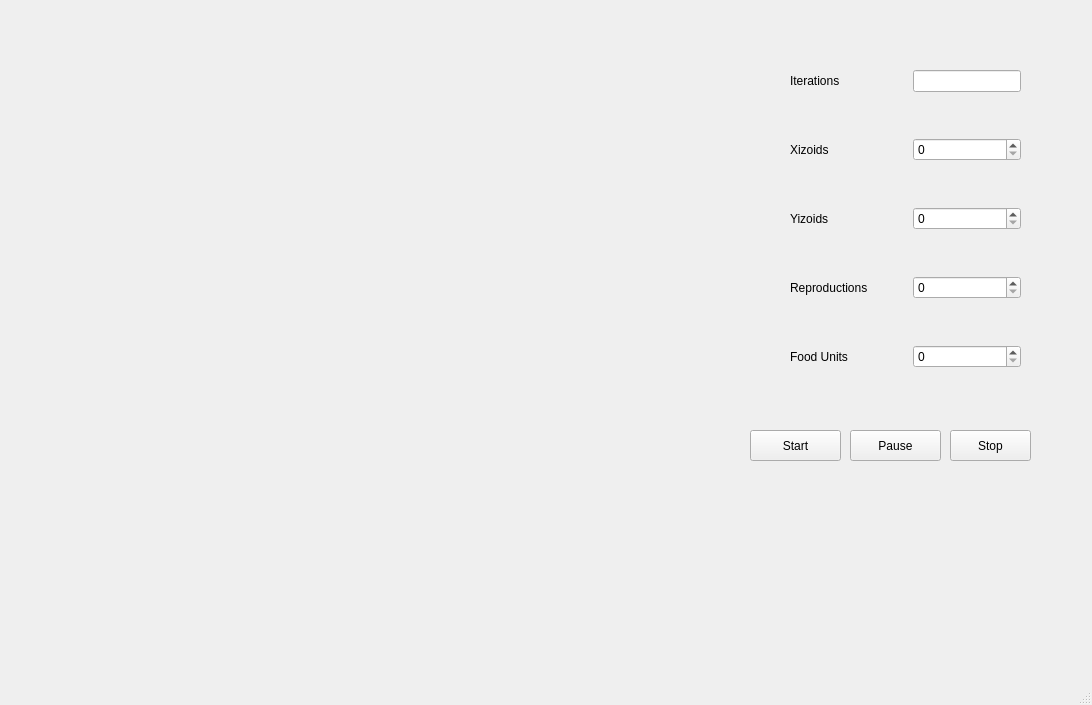
First picture: the form in ui/gui.ui, repository rnribeiro/ALife_NOVAIMS, before the edit.
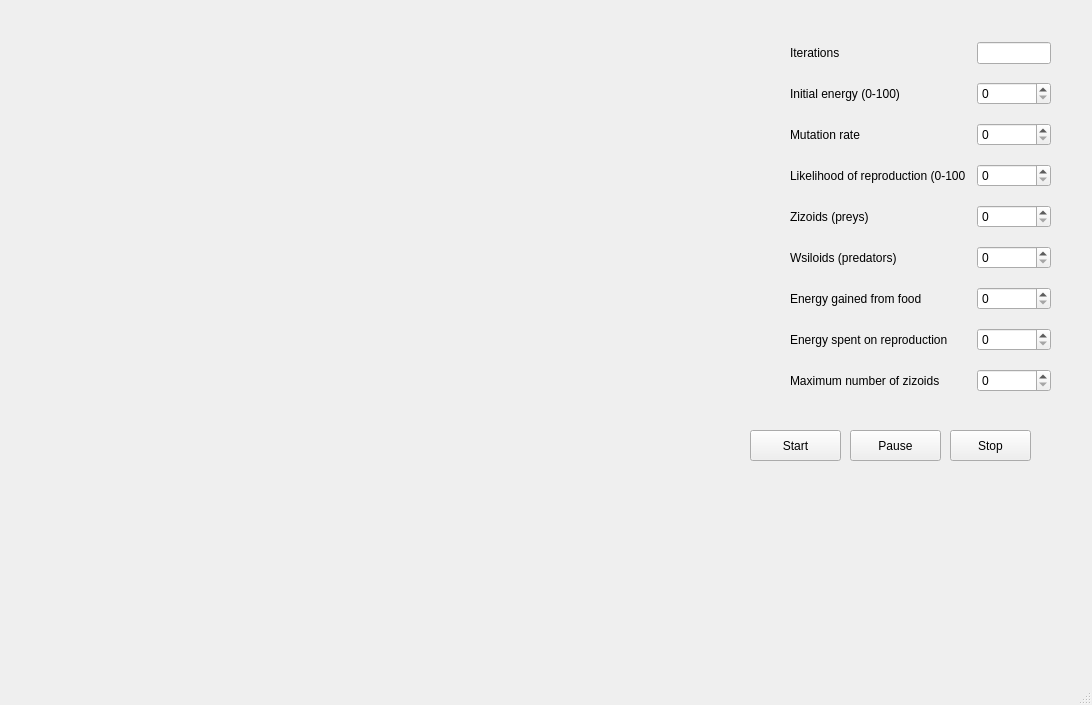
Second picture: the form after the edit.

```diff
--- a/ui/gui.ui
+++ b/ui/gui.ui
@@ -58,7 +58,7 @@
      <rect>
       <x>790</x>
       <y>30</y>
-      <width>231</width>
+      <width>261</width>
       <height>381</height>
      </rect>
     </property>
@@ -66,49 +66,25 @@
      <property name="sizeConstraint">
       <enum>QLayout::SetNoConstraint</enum>
      </property>
-     <item row="0" column="2">
-      <widget class="QLineEdit" name="iterations_edit"/>
-     </item>
-     <item row="0" column="0">
-      <widget class="QLabel" name="label">
-       <property name="text">
-        <string>Iterations</string>
+     <item row="3" column="2">
+      <widget class="QSpinBox" name="likelihood_repro_sb">
+       <property name="maximum">
+        <number>100</number>
        </property>
       </widget>
      </item>
-     <item row="1" column="0">
-      <widget class="QLabel" name="label_3">
-       <property name="text">
-        <string>Xizoids</string>
-       </property>
-      </widget>
-     </item>
-     <item row="3" column="0">
-      <widget class="QLabel" name="label_5">
-       <property name="text">
-        <string>Reproductions</string>
-       </property>
-      </widget>
-     </item>
-     <item row="2" column="0">
-      <widget class="QLabel" name="label_4">
-       <property name="text">
-        <string>Yizoids</string>
-       </property>
-      </widget>
-     </item>
-     <item row="4" column="0">
-      <widget class="QLabel" name="label_11">
-       <property name="text">
-        <string>Food Units</string>
-       </property>
-      </widget>
-     </item>
-     <item row="4" column="2">
-      <widget class="QSpinBox" name="food_sb"/>
-     </item>
      <item row="2" column="2">
-      <widget class="QSpinBox" name="yizoids_sb">
+      <widget class="QSpinBox" name="mutation_rate_sb"/>
+     </item>
+     <item row="5" column="2">
+      <widget class="QSpinBox" name="prey_sb">
+       <property name="maximum">
+        <number>60</number>
+       </property>
+      </widget>
+     </item>
+     <item row="6" column="2">
+      <widget class="QSpinBox" name="predator_sb">
        <property name="minimumSize">
         <size>
          <width>0</width>
@@ -121,15 +97,54 @@
          <height>15</height>
         </size>
        </property>
+       <property name="maximum">
+        <number>60</number>
+       </property>
       </widget>
      </item>
-     <item row="1" column="2">
-      <widget class="QSpinBox" name="xizoids_sb"/>
+     <item row="8" column="0">
+      <widget class="QLabel" name="label_11">
+       <property name="text">
+        <string>Energy spent on reproduction</string>
+       </property>
+      </widget>
      </item>
-     <item row="3" column="2">
-      <widget class="QSpinBox" name="repro_sb"/>
+     <item row="8" column="2">
+      <widget class="QSpinBox" name="repro_energy_sb">
+       <property name="maximum">
+        <number>100</number>
+       </property>
+      </widget>
      </item>
-     <item row="2" column="1">
+     <item row="7" column="0">
+      <widget class="QLabel" name="label_5">
+       <property name="text">
+        <string>Energy gained from food</string>
+       </property>
+      </widget>
+     </item>
+     <item row="6" column="0">
+      <widget class="QLabel" name="label_4">
+       <property name="text">
+        <string>Wsiloids (predators)</string>
+       </property>
+      </widget>
+     </item>
+     <item row="5" column="0">
+      <widget class="QLabel" name="label_3">
+       <property name="text">
+        <string>Zizoids (preys)</string>
+       </property>
+      </widget>
+     </item>
+     <item row="7" column="2">
+      <widget class="QSpinBox" name="food_energy_db">
+       <property name="maximum">
+        <number>100</number>
+       </property>
+      </widget>
+     </item>
+     <item row="6" column="1">
       <spacer name="horizontalSpacer">
        <property name="orientation">
         <enum>Qt::Horizontal</enum>
@@ -142,6 +157,58 @@
        </property>
       </spacer>
      </item>
+     <item row="0" column="2">
+      <widget class="QLineEdit" name="iterations_edit"/>
+     </item>
+     <item row="1" column="2">
+      <widget class="QSpinBox" name="initial_energy_sb">
+       <property name="maximum">
+        <number>100</number>
+       </property>
+      </widget>
+     </item>
+     <item row="1" column="0">
+      <widget class="QLabel" name="label_2">
+       <property name="text">
+        <string>Initial energy (0-100)</string>
+       </property>
+      </widget>
+     </item>
+     <item row="0" column="0">
+      <widget class="QLabel" name="label">
+       <property name="text">
+        <string>Iterations</string>
+       </property>
+      </widget>
+     </item>
+     <item row="3" column="0">
+      <widget class="QLabel" name="label_7">
+       <property name="text">
+        <string>Likelihood of reproduction (0-100</string>
+       </property>
+      </widget>
+     </item>
+     <item row="2" column="0">
+      <widget class="QLabel" name="label_6">
+       <property name="text">
+        <string>Mutation rate</string>
+       </property>
+      </widget>
+     </item>
+     <item row="9" column="0">
+      <widget class="QLabel" name="label_8">
+       <property name="text">
+        <string>Maximum number of zizoids</string>
+       </property>
+      </widget>
+     </item>
+     <item row="9" column="2">
+      <widget class="QSpinBox" name="max_preys_sb">
+       <property name="maximum">
+        <number>60</number>
+       </property>
+      </widget>
+     </item>
     </layout>
    </widget>
    <widget class="QWidget" name="gridLayoutWidget_2">
```
